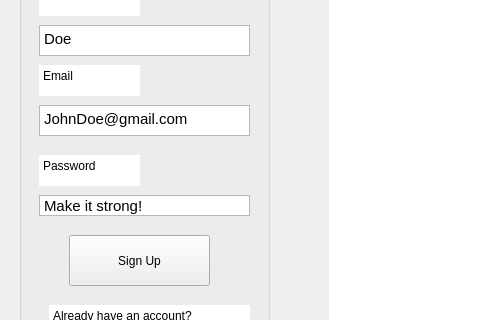
PhiJam1/Click, file mainwindow.ui: the form before one commit; both pictures show x 0 to 480 and y 264 to 584 of the 1164 by 698 pixel window.
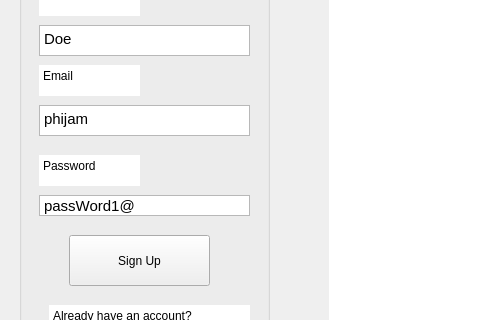
The form after the commit. The open tabs and pages were chosen to show the change.

What changed in the file:
```diff
--- a/mainwindow.ui
+++ b/mainwindow.ui
@@ -190,7 +190,7 @@
 li.unchecked::marker { content: &quot;\2610&quot;; }
 li.checked::marker { content: &quot;\2612&quot;; }
 &lt;/style&gt;&lt;/head&gt;&lt;body style=&quot; font-family:'Noto Sans'; font-size:10pt; font-weight:400; font-style:normal;&quot;&gt;
-&lt;p style=&quot; margin-top:0px; margin-bottom:0px; margin-left:0px; margin-right:0px; -qt-block-indent:0; text-indent:0px;&quot;&gt;&lt;span style=&quot; font-family:'Ubuntu'; font-size:11pt;&quot;&gt;JohnDoe@gmail.com&lt;/span&gt;&lt;/p&gt;&lt;/body&gt;&lt;/html&gt;</string>
+&lt;p style=&quot; margin-top:0px; margin-bottom:0px; margin-left:0px; margin-right:0px; -qt-block-indent:0; text-indent:0px;&quot;&gt;&lt;span style=&quot; font-family:'Ubuntu'; font-size:11pt;&quot;&gt;phijam&lt;/span&gt;&lt;/p&gt;&lt;/body&gt;&lt;/html&gt;</string>
        </property>
       </widget>
       <widget class="QTextEdit" name="PasswordEntry">
@@ -216,7 +216,7 @@
 li.unchecked::marker { content: &quot;\2610&quot;; }
 li.checked::marker { content: &quot;\2612&quot;; }
 &lt;/style&gt;&lt;/head&gt;&lt;body style=&quot; font-family:'Noto Sans'; font-size:10pt; font-weight:400; font-style:normal;&quot;&gt;
-&lt;p style=&quot; margin-top:0px; margin-bottom:0px; margin-left:0px; margin-right:0px; -qt-block-indent:0; text-indent:0px;&quot;&gt;&lt;span style=&quot; font-family:'Ubuntu'; font-size:11pt;&quot;&gt;Make it strong!&lt;/span&gt;&lt;/p&gt;&lt;/body&gt;&lt;/html&gt;</string>
+&lt;p style=&quot; margin-top:0px; margin-bottom:0px; margin-left:0px; margin-right:0px; -qt-block-indent:0; text-indent:0px;&quot;&gt;&lt;span style=&quot; font-family:'Ubuntu'; font-size:11pt;&quot;&gt;passWord1@&lt;/span&gt;&lt;/p&gt;&lt;/body&gt;&lt;/html&gt;</string>
        </property>
       </widget>
       <widget class="QPlainTextEdit" name="PasswordDes">
```
Left out of the diff: 2 changed lines with no effect on the pictures.
